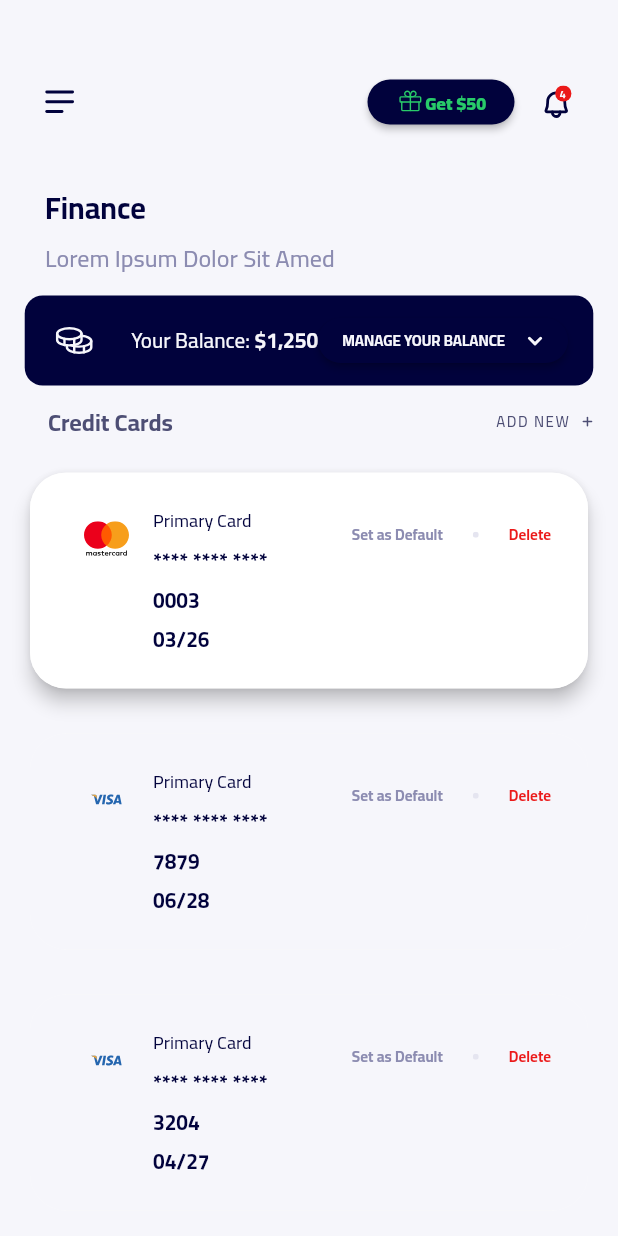
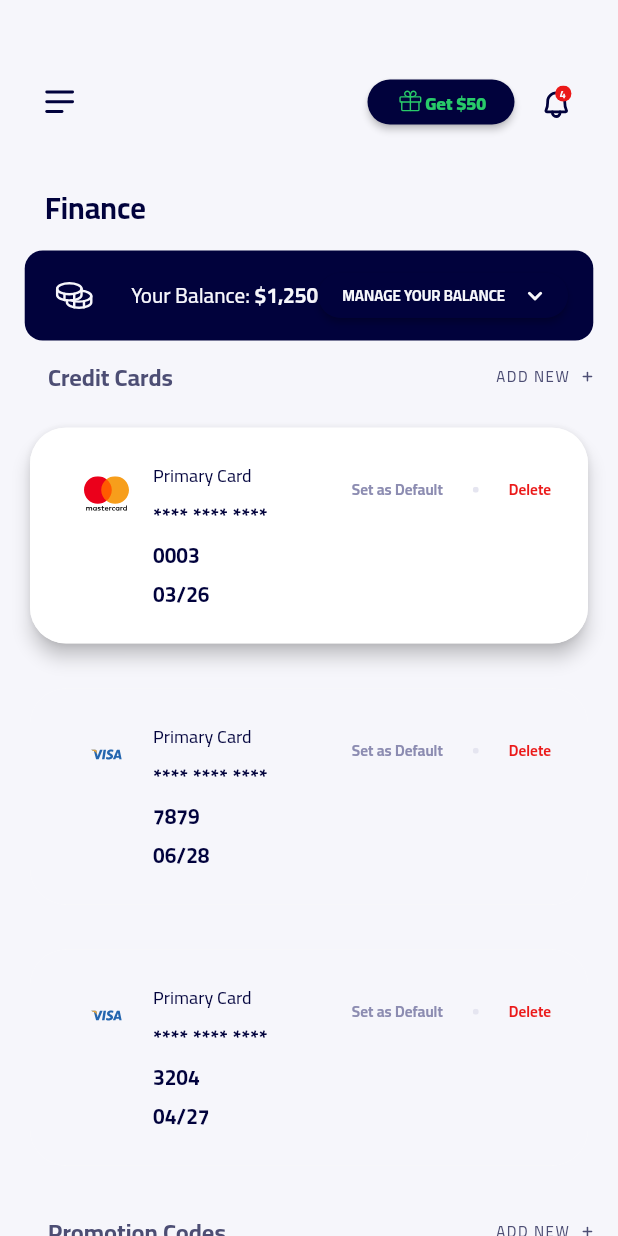
Before and after one commit to ozgun-kara/ruut, a Flutter app: the screen it shows after launch, on a phone screen of 412 x 824 dp. Run offline on Flutter 3.47's test engine with Material 2 defaults, Android fonts, the phone set to English and light mode, and no system bars; our stand-ins replace flutter_svg.

Commit message:
Update finance_page.dart

```diff
--- a/lib/pages/finance_page.dart
+++ b/lib/pages/finance_page.dart
@@ -112,17 +112,7 @@ class FinancePage extends StatelessWidget {
                       ),
                     ),
 
-                    Padding(
-                      padding: EdgeInsets.fromLTRB(30, 0, 0, 0),
-                      child: Text(
-                        "Lorem Ipsum Dolor Sit Amed",
-                        style: TextStyle(
-                            fontSize: 16,
-                            fontFamily: "Cairo-VariableFont_wght",
-                            fontWeight: FontWeight.w500,
-                            color: Color(0xFF8C8CB1)),
-                      ),
-                    ),
+
                   ],
                 ),
               ],
```
